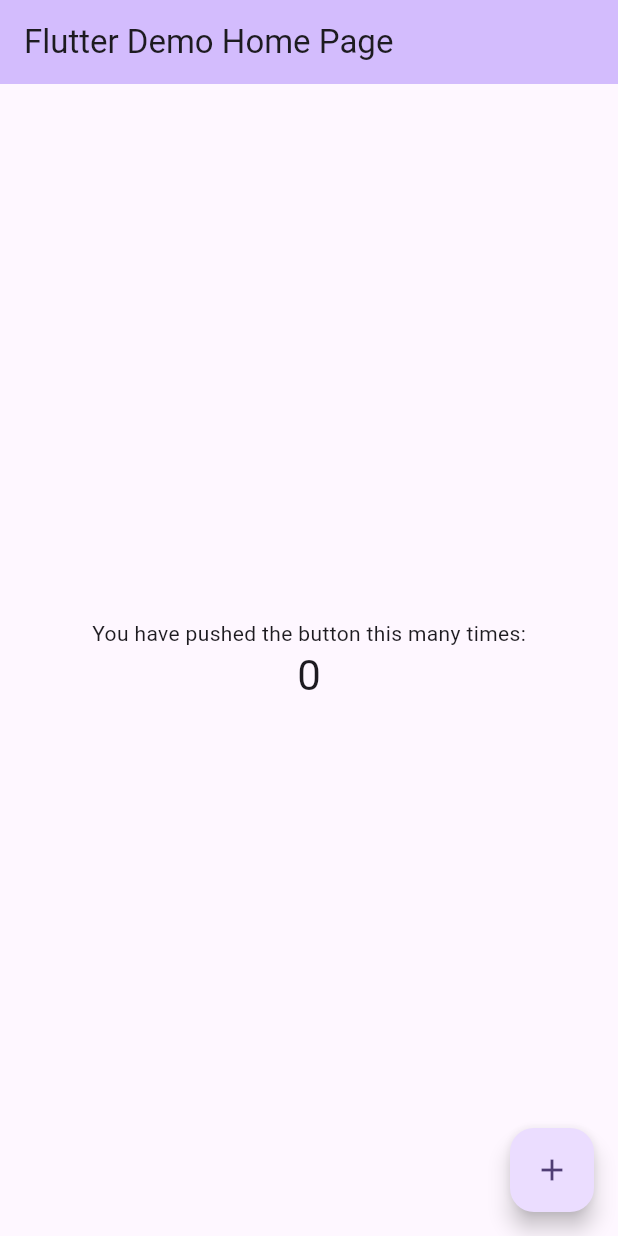
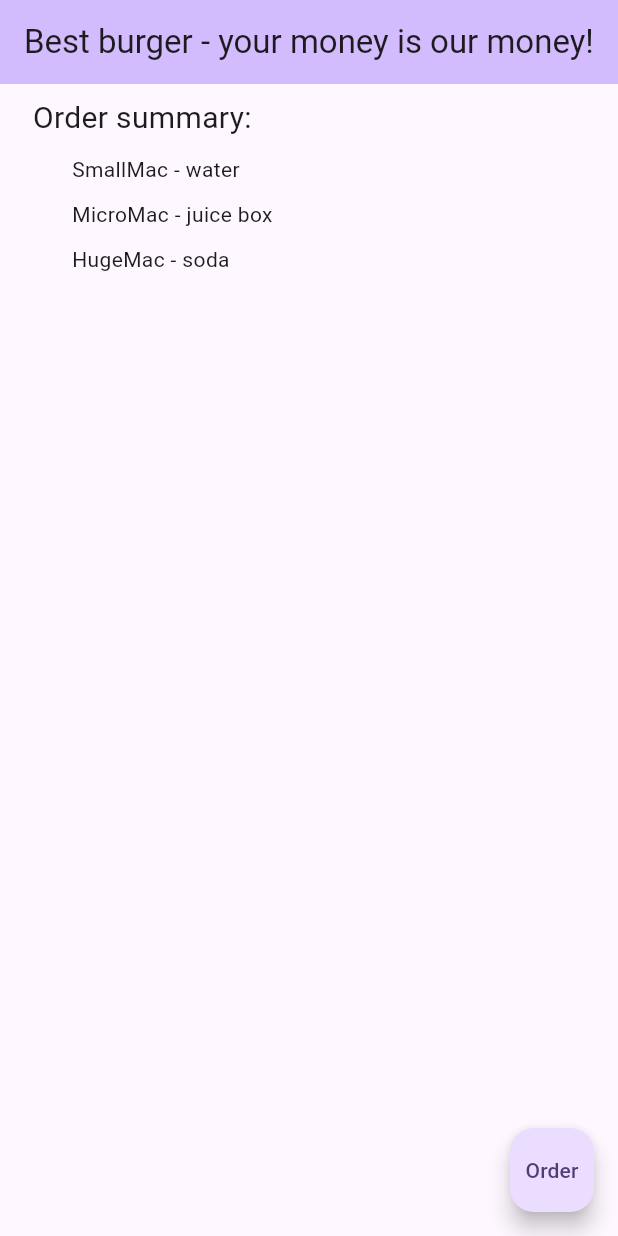
Before and after one commit to linre-90/foodapp, a Flutter app: the screen it shows after launch, on a phone screen of 412 x 824 dp. Run offline on Flutter 3.47's test engine with Material 3 defaults, Android fonts, the phone set to English and light mode, and no system bars.

Commit message:
Started sample mobile app...

```diff
--- a/app/lib/main.dart
+++ b/app/lib/main.dart
@@ -1,5 +1,8 @@
+import 'package:app/order.dart';
+import 'package:app/sampleOrders.dart';
 import 'package:flutter/material.dart';
 //import 'package:socket_io_client/socket_io_client.dart';
+//import 'package:http/http.dart' as http;
 
 void main() {
   runApp(const MyApp());
@@ -12,12 +15,12 @@ class MyApp extends StatelessWidget {
   @override
   Widget build(BuildContext context) {
     return MaterialApp(
-      title: 'Flutter Demo',
+      title: 'Best burger',
       theme: ThemeData(
         colorScheme: ColorScheme.fromSeed(seedColor: Colors.deepPurple),
         useMaterial3: true,
       ),
-      home: const MyHomePage(title: 'Flutter Demo Home Page'),
+      home: const MyHomePage(title: 'Best burger - your money is our money!'),
     );
   }
 }
@@ -31,13 +34,25 @@ class MyHomePage extends StatefulWidget {
 }
 
 class _MyHomePageState extends State<MyHomePage> {
-  int _counter = 0;
+  int _orderState = -1;
+   final List<Widget> _orderStateHelp = [
+    const Text("Your order is waiting available cook."),
+    const Text("We have started cooking your order."),
+    const Text("Your order is ready to be picked up!"),
+    const Text("Bon appetit, enjoy!")
+   ];
 
-  void _incrementCounter() {
+  void _sendOrder() {
     setState(() {
-      _counter++;
+      _orderState = 0;
     });
   }
+
+  final _orderData = OrderData([
+    Order("SmallMac", "water"),
+    Order("MicroMac", "juice box"),
+    Order("HugeMac", "soda")
+  ], -1);
 
   @override
   Widget build(BuildContext context) {
@@ -46,25 +61,15 @@ class _MyHomePageState extends State<MyHomePage> {
         backgroundColor: Theme.of(context).colorScheme.inversePrimary,
         title: Text(widget.title),
       ),
-      body: Center(
-        child: Column(
-          mainAxisAlignment: MainAxisAlignment.center,
-          children: <Widget>[
-            const Text(
-              'You have pushed the button this many times:',
-            ),
-            Text(
-              '$_counter',
-              style: Theme.of(context).textTheme.headlineMedium,
-            ),
-          ],
-        ),
+      body: Padding(
+        padding: const EdgeInsets.all(8.0),
+        child: _orderState == -1 ? OrderWidget(_orderData) : _orderStateHelp[_orderState],
       ),
-      floatingActionButton: FloatingActionButton(
-        onPressed: _incrementCounter,
-        tooltip: 'Increment',
-        child: const Icon(Icons.add),
-      ), // This trailing comma makes auto-formatting nicer for build methods.
+      floatingActionButton: _orderState == -1 ? FloatingActionButton(
+        onPressed: _sendOrder,
+        tooltip: 'Send order',
+        child: const Text("Order"),
+      ):null, // This trailing comma makes auto-formatting nicer for build methods.
     );
   }
 }
--- /dev/null
+++ b/app/lib/order.dart
@@ -0,0 +1,39 @@
+import 'package:app/sampleOrders.dart';
+import 'package:flutter/cupertino.dart';
+
+class OrderWidget extends StatelessWidget{
+  final OrderData orderData;
+
+  const OrderWidget(this.orderData, {super.key});
+
+  @override
+  Widget build(BuildContext context) {
+    List<Widget> orderItems = [
+      Padding(
+        padding: const EdgeInsets.fromLTRB(0, 5, 0, 5),
+        child: Text(orderData.items[0].toText(), textAlign: TextAlign.start),
+      ),
+      Padding(
+        padding: const EdgeInsets.fromLTRB(0, 5, 0, 5),
+        child: Text(orderData.items[1].toText(), textAlign: TextAlign.start),
+      ),
+      Padding(
+        padding: const EdgeInsets.fromLTRB(0, 5, 0, 5),
+        child: Text(orderData.items[2].toText(), textAlign: TextAlign.start),
+      )
+    ];
+
+    return(
+    Column(children: [
+      const Text("Order summary: ", style: TextStyle(fontSize: 20),),
+      Padding(
+        padding: const EdgeInsets.fromLTRB(40, 5, 5, 5),
+        child: Column(crossAxisAlignment: CrossAxisAlignment.start,children: orderItems,),
+      )
+    ],)
+
+
+    );
+  }
+
+}
--- /dev/null
+++ b/app/lib/sampleOrders.dart
@@ -0,0 +1,17 @@
+class Order{
+  String name;
+  String drink;
+
+  Order(this.name, this.drink);
+
+  String toText(){
+    return "$name - $drink";
+  }
+}
+
+class OrderData{
+  List<Order> items;
+  int state;
+
+  OrderData(this.items, this.state);
+}
--- a/app/pubspec.yaml
+++ b/app/pubspec.yaml
@@ -47,6 +47,8 @@ dev_dependencies:
   # package. See that file for information about deactivating specific lint
   # rules and activating additional ones.
   flutter_lints: ^3.0.0
+  http: ^1.2.1
+
 
 # For information on the generic Dart part of this file, see the
 # following page: https://dart.dev/tools/pub/pubspec
```
Also changed, not shown: app/pubspec.lock.
